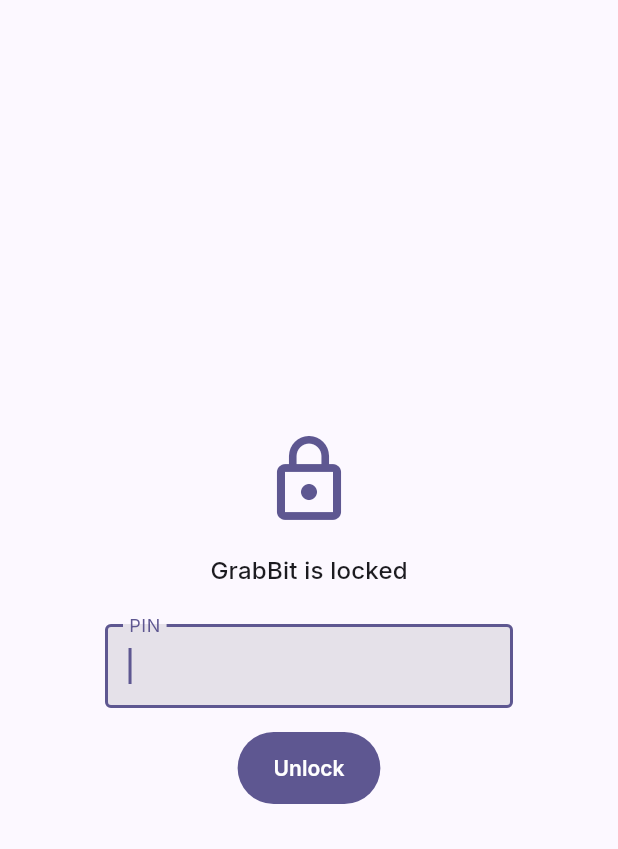
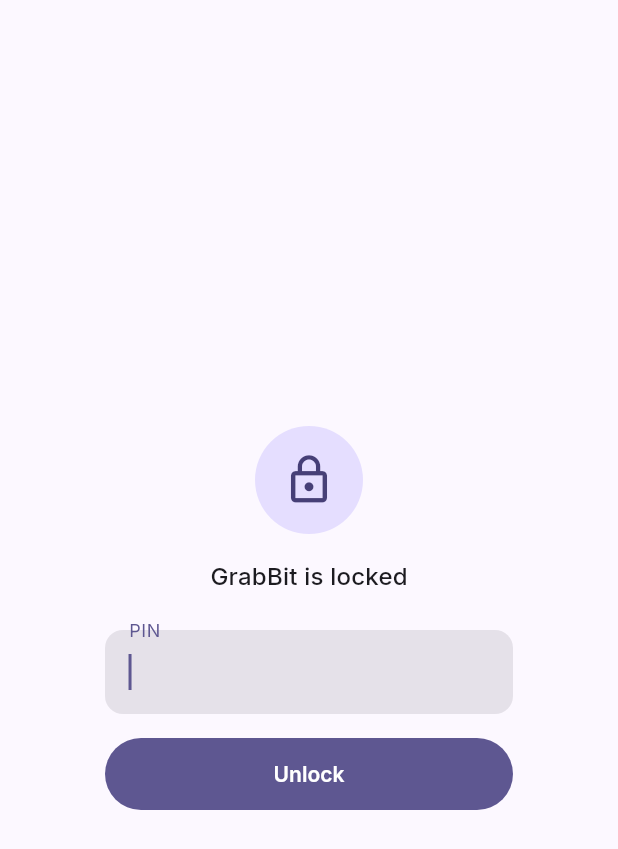
Before and after one commit to blokzdev/GrabBit, a Flutter app: the LockScreen screen opened by its route, on a phone screen of 412 x 824 dp. Shown: the top 849 px of the screen. Run offline on Flutter 3.47's test engine with Material 3 defaults, Android fonts, the phone set to English and light mode, and no system bars; drawn by our look-alikes of dynamic_color; our stand-ins replace chewie, connectivity_plus, drift, drift_flutter, flutter_riverpod, flutter_secure_storage and 8 more; missing offline and left inert: ffmpeg_kit_flutter_new; accounts and stored records are empty; generated files the repository leaves out were written again.

Commit message:
feat(onboarding): revamp Disclaimer + App Lock for P7l (M3 Expressive)
Disclaimer now leads with the brand mark and a shield "Your responsibility"
subheader over the scrollable terms, with a full-width pill accept (loading
variant). Lock screen gets a branded lock badge, a themed filled PIN field, a
full-width Unlock, biometrics secondary, and a subtle shake on a wrong PIN.
Token spacing throughout; controllers/PIN logic unchanged. Adds a Lock-screen
widget test.

https://claude.ai/code/session_01YMMxyyT55P5jaHhL4hrJeD

```diff
--- a/lib/features/lock/lock_screen.dart
+++ b/lib/features/lock/lock_screen.dart
@@ -1,5 +1,9 @@
+import 'dart:async';
+import 'dart:math' as math;
+
 import 'package:flutter/material.dart';
 import 'package:flutter_riverpod/flutter_riverpod.dart';
+import 'package:grabbit/core/theme/tokens.dart';
 import 'package:grabbit/features/lock/lock_controller.dart';
 import 'package:grabbit/features/settings/presentation/settings_controller.dart';
 
@@ -10,10 +14,15 @@ class LockScreen extends ConsumerStatefulWidget {
   ConsumerState<LockScreen> createState() => _LockScreenState();
 }
 
-class _LockScreenState extends ConsumerState<LockScreen> {
+class _LockScreenState extends ConsumerState<LockScreen>
+    with SingleTickerProviderStateMixin {
   final _pinController = TextEditingController();
   String? _error;
   bool _busy = false;
+  late final AnimationController _shake = AnimationController(
+    vsync: this,
+    duration: const Duration(milliseconds: 400),
+  );
 
   @override
   void initState() {
@@ -29,6 +38,7 @@ class _LockScreenState extends ConsumerState<LockScreen> {
   @override
   void dispose() {
     _pinController.dispose();
+    _shake.dispose();
     super.dispose();
   }
 
@@ -46,6 +56,7 @@ class _LockScreenState extends ConsumerState<LockScreen> {
         _busy = false;
       });
       _pinController.clear();
+      unawaited(_shake.forward(from: 0));
     }
   }
 
@@ -55,6 +66,9 @@ class _LockScreenState extends ConsumerState<LockScreen> {
 
   @override
   Widget build(BuildContext context) {
+    final theme = Theme.of(context);
+    final scheme = theme.colorScheme;
+    final tokens = GrabBitTokens.of(context);
     final biometric =
         ref.watch(settingsControllerProvider).asData?.value.appLock.biometric ??
         false;
@@ -63,21 +77,37 @@ class _LockScreenState extends ConsumerState<LockScreen> {
         child: ConstrainedBox(
           constraints: const BoxConstraints(maxWidth: 320),
           child: Padding(
-            padding: const EdgeInsets.all(24),
+            padding: EdgeInsets.all(tokens.spaceXl),
+            child: AnimatedBuilder(
+              animation: _shake,
+              builder: (context, child) {
+                // Damped horizontal shake: a few oscillations that decay to 0.
+                final dx =
+                    math.sin(_shake.value * math.pi * 4) *
+                    12 *
+                    (1 - _shake.value);
+                return Transform.translate(offset: Offset(dx, 0), child: child);
+              },
               child: Column(
                 mainAxisSize: MainAxisSize.min,
                 children: [
-                Icon(
+                  Container(
+                    width: 72,
+                    height: 72,
+                    alignment: Alignment.center,
+                    decoration: BoxDecoration(
+                      color: scheme.primaryContainer,
+                      shape: BoxShape.circle,
+                    ),
+                    child: Icon(
                       Icons.lock_outline,
-                  size: 64,
-                  color: Theme.of(context).colorScheme.primary,
+                      size: 36,
+                      color: scheme.onPrimaryContainer,
                     ),
-                const SizedBox(height: 16),
-                Text(
-                  'GrabBit is locked',
-                  style: Theme.of(context).textTheme.titleMedium,
                   ),
-                const SizedBox(height: 24),
+                  SizedBox(height: tokens.spaceLg),
+                  Text('GrabBit is locked', style: theme.textTheme.titleMedium),
+                  SizedBox(height: tokens.spaceXl),
                   TextField(
                     controller: _pinController,
                     obscureText: true,
@@ -85,23 +115,28 @@ class _LockScreenState extends ConsumerState<LockScreen> {
                     autofocus: true,
                     decoration: InputDecoration(
                       labelText: 'PIN',
-                    border: const OutlineInputBorder(),
                       errorText: _error,
                     ),
                     onSubmitted: (_) => _submitPin(),
                   ),
-                const SizedBox(height: 16),
-                FilledButton(
+                  SizedBox(height: tokens.spaceLg),
+                  SizedBox(
+                    width: double.infinity,
+                    child: FilledButton(
                       onPressed: _busy ? null : _submitPin,
                       child: const Text('Unlock'),
                     ),
-                if (biometric)
+                  ),
+                  if (biometric) ...[
+                    SizedBox(height: tokens.spaceXs),
                     TextButton.icon(
                       onPressed: _biometric,
                       icon: const Icon(Icons.fingerprint),
                       label: const Text('Use biometrics'),
                     ),
                   ],
+                ],
+              ),
             ),
           ),
         ),
```
Also changed, not shown: lib/features/onboarding/presentation/disclaimer_screen.dart (+34 -11 lines), 4 other files. Lines whose indentation alone changed are shown as unchanged.
